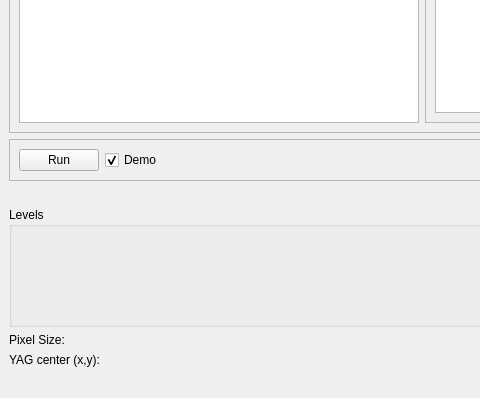
mseaberg/slit_alignment, file PPM_centroid/image_register.ui: the form before one commit; both pictures show x 0 to 480 and y 399 to 797 of the 969 by 797 pixel window.
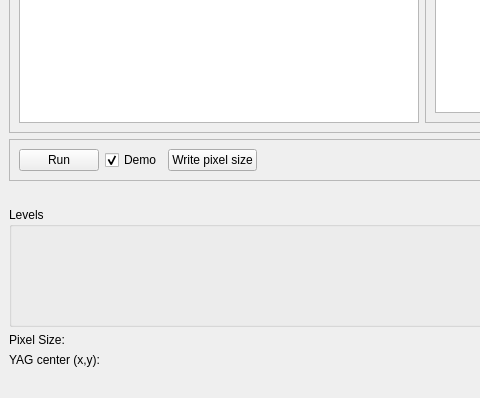
The form after the commit. Custom widgets are drawn as their Qt base class.

Commit message: added pixel size writing/reading

The edit to the form file:
```diff
--- a/PPM_centroid/image_register.ui
+++ b/PPM_centroid/image_register.ui
@@ -207,6 +207,13 @@
          </property>
         </widget>
        </item>
+       <item>
+        <widget class="QPushButton" name="pixelWriteButton">
+         <property name="text">
+          <string>Write pixel size</string>
+         </property>
+        </widget>
+       </item>
        <item>
         <spacer name="horizontalSpacer_2">
          <property name="orientation">
```
Left out of the diff: 4 changed lines with no effect on the pictures. The commit also changes 2 other files.
